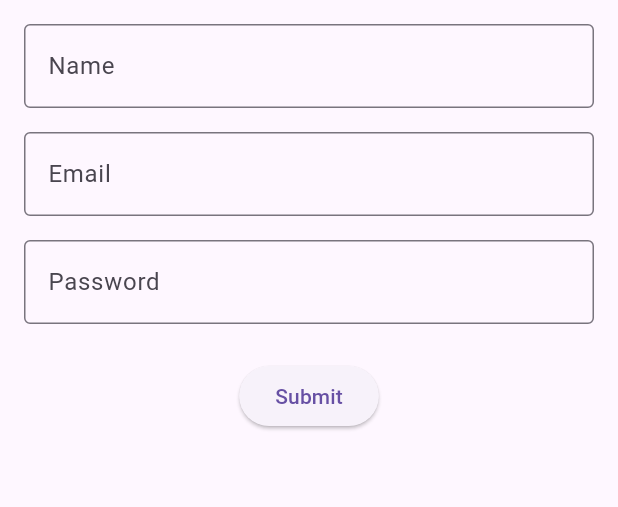
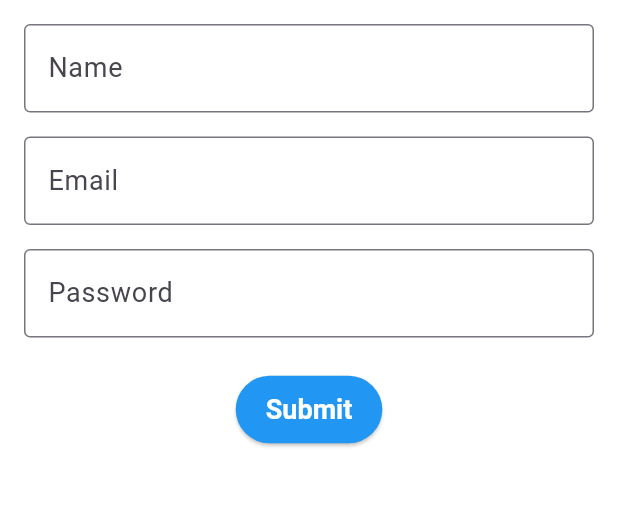
Before and after one commit to Temsegn/Flutter-Projects, a Flutter app: the FormPage screen opened directly, on a phone screen of 412 x 824 dp, the part 84-591 px from its top. Run offline on Flutter 3.47's test engine with Material 3 defaults, Android fonts, the phone set to English and light mode, and no system bars; our stand-ins replace email_validator, hive_flutter; accounts and stored records are empty; network calls fail.

Commit message:
Theme data lesson

```diff
--- a/lib/rest_api/home_page.dart
+++ b/lib/rest_api/home_page.dart
@@ -142,8 +142,8 @@ class _HomePageState extends State<HomePage> {
                             fontSize: 20,
                             fontWeight:
                                 task['is_completed']
-                                    ? FontWeight.bold
-                                    : FontWeight.normal,
+                                    ? FontWeight.normal
+                                    : FontWeight.bold,
                           ),
                         ),
 
--- /dev/null
+++ b/lib/theme/theme.dart
@@ -0,0 +1,17 @@
+import 'package:flutter/material.dart';
+import 'package:hive_flutter/hive_flutter.dart';
+
+class ThemeProvider with ChangeNotifier {
+  Box _themebox = Hive.box('themebox');
+  bool _isDark;
+
+  ThemeProvider() : _isDark = Hive.box('themebox').get("theme", defaultValue: false);
+
+  ThemeMode get themeMode => _isDark ? ThemeMode.dark : ThemeMode.light;
+
+  void toggleTheme() {
+    _isDark = !_isDark;
+    _themebox.put('theme', _isDark);
+    notifyListeners();
+  }
+}
--- /dev/null
+++ b/lib/theme/themeData.dart
@@ -0,0 +1,49 @@
+import 'package:flutter/material.dart';
+
+final ThemeData lightTheme = ThemeData(
+  brightness: Brightness.light,
+  primaryColor: Colors.blue,
+  scaffoldBackgroundColor: Colors.white,
+  textTheme: TextTheme(
+    headlineLarge: TextStyle(fontSize: 24, fontWeight: FontWeight.bold, color: Colors.black),
+    bodyLarge: TextStyle(fontSize: 18, color: Colors.black),
+    labelLarge: TextStyle(fontSize: 16, fontWeight: FontWeight.w600, color: Colors.blue),
+  ),
+  elevatedButtonTheme: ElevatedButtonThemeData(
+    style: ElevatedButton.styleFrom(
+      foregroundColor: Colors.white, backgroundColor: Colors.blue, padding: EdgeInsets.symmetric(horizontal: 20, vertical: 12),
+      textStyle: TextStyle(fontSize: 18, fontWeight: FontWeight.bold),
+    ),
+  ),
+  outlinedButtonTheme: OutlinedButtonThemeData(
+    style: OutlinedButton.styleFrom(
+      foregroundColor: Colors.blue, side: BorderSide(color: Colors.blue, width: 2),
+      padding: EdgeInsets.symmetric(horizontal: 20, vertical: 12),
+      textStyle: TextStyle(fontSize: 18, fontWeight: FontWeight.bold),
+    ),
+  ),
+);
+
+final ThemeData darkTheme = ThemeData(
+  brightness: Brightness.dark,
+  primaryColor: Colors.red,
+  scaffoldBackgroundColor: Colors.black,
+  textTheme: TextTheme(
+    headlineLarge: TextStyle(fontSize: 24, fontWeight: FontWeight.bold, color: Colors.white),
+    bodyLarge: TextStyle(fontSize: 18, color: Colors.white),
+    labelLarge: TextStyle(fontSize: 16, fontWeight: FontWeight.w600, color: Colors.red),
+  ),
+  elevatedButtonTheme: ElevatedButtonThemeData(
+    style: ElevatedButton.styleFrom(
+      foregroundColor: Colors.white, backgroundColor: Colors.red, padding: EdgeInsets.symmetric(horizontal: 20, vertical: 12),
+      textStyle: TextStyle(fontSize: 18, fontWeight: FontWeight.bold),
+    ),
+  ),
+  outlinedButtonTheme: OutlinedButtonThemeData(
+    style: OutlinedButton.styleFrom(
+      foregroundColor: Colors.red, side: BorderSide(color: Colors.red, width: 2),
+      padding: EdgeInsets.symmetric(horizontal: 20, vertical: 12),
+      textStyle: TextStyle(fontSize: 18, fontWeight: FontWeight.bold),
+    ),
+  ),
+);
```
Also changed, not shown: lib/main.dart (+21 -81 lines), lib/theme/home_pag.dart (added, +49 -0 lines), lib/wrap/wrap.dart (added, +39 -0 lines), lib/form/form_page.dart (line endings or trailing spaces), lib/provider/provider_page.dart (line endings or trailing spaces), lib/provider2/home_page.dart (line endings or trailing spaces).
